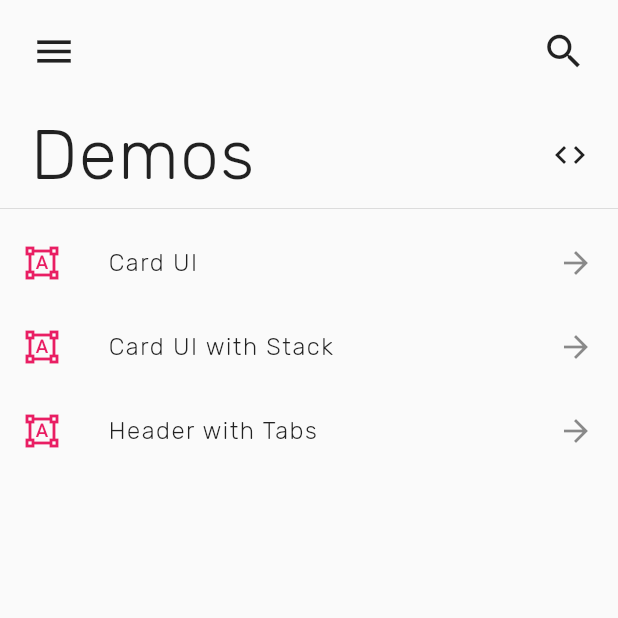
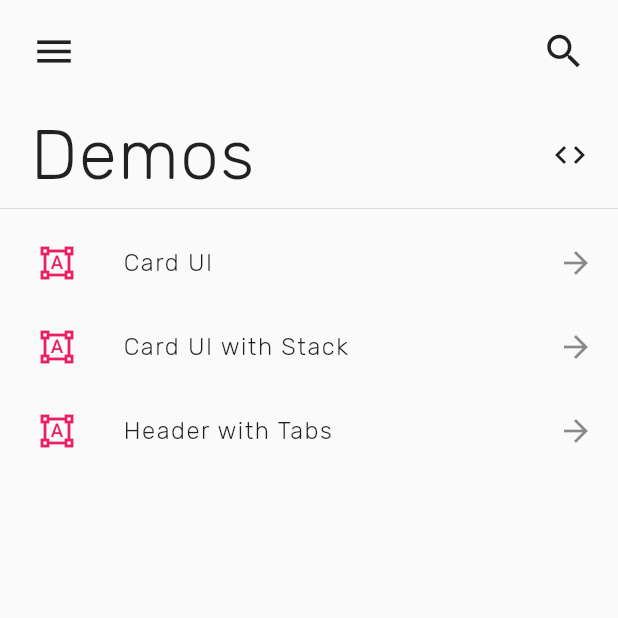
Before and after one commit to 72/Learning-Flutter, a Flutter app: the screen it shows after launch, on a phone screen of 412 x 824 dp, the top half of it. Run offline on Flutter 3.47's test engine with Material 2 defaults, Android fonts, the phone set to English and light mode, and no system bars.

Commit message:
Added custom OptionListItem widget
First custom widget!

```diff
--- a/test_ui/lib/demo_list.dart
+++ b/test_ui/lib/demo_list.dart
@@ -10,22 +10,30 @@ class DemoList extends StatelessWidget {
     return Expanded(
       child: ListView(
         children: <Widget>[
-          FirstDemo(),
-          SecondDemo(),
-          ThirdDemo(),
+          OptionListItem( title: "Card UI", goTo: CardUIPage(), ),
+          OptionListItem( title: "Card UI with Stack", goTo: CardStackPage(), ),
+          OptionListItem( title: "Header with Tabs", goTo: TabsPage(), ),
         ],
       ),
     );
   }
 }
 
-class FirstDemo extends StatelessWidget {
+
+class OptionListItem extends StatelessWidget {
+  OptionListItem({this.title, this.goTo});
+
+  final String title;
+  final Widget goTo;
+
   @override
   Widget build(BuildContext context) {
-    return Container(
+    return Padding(
+      padding: const EdgeInsets.only(left: 10.0),
+      child: Container(
           child: ListTile(
             leading: Icon(Icons.format_shapes, color: Theme.of(context).accentColor),
-      title: Text("Card UI",
+            title: Text(title,
                 style: TextStyle(
                   // color: Colors.white,
                   fontSize: 16.0,
@@ -36,57 +44,13 @@ class FirstDemo extends StatelessWidget {
             trailing: Icon(Icons.arrow_forward),
             onTap: () => Navigator.push(context,
                     MaterialPageRoute<void>(builder: (BuildContext context) {
-            return CardUIPage();
+                  return goTo;
                 })),
-    ));
+      )),
+    );
   }
 }
 
-class SecondDemo extends StatelessWidget {
-  @override
-  Widget build(BuildContext context) {
-    return Container(
-        child: ListTile(
-      leading: Icon(Icons.format_shapes, color: Theme.of(context).accentColor),
-      title: Text("Card UI with Stack",
-          style: TextStyle(
-            // color: Colors.white,
-            fontSize: 16.0,
-            fontFamily: 'Rubik',
-            fontWeight: FontWeight.w300,
-            letterSpacing: 1.0,
-          )),
-      trailing: Icon(Icons.arrow_forward),
-      onTap: () => Navigator.push(context,
-              MaterialPageRoute<void>(builder: (BuildContext context) {
-            return CardStackPage();
-          })),
-    ));
-  }
-}
-
-class ThirdDemo extends StatelessWidget {
-  @override
-  Widget build(BuildContext context) {
-    return Container(
-        child: ListTile(
-      leading: Icon(Icons.format_shapes, color: Theme.of(context).accentColor),
-      title: Text("Header with Tabs",
-          style: TextStyle(
-            // color: Colors.white,
-            fontSize: 16.0,
-            fontFamily: 'Rubik',
-            fontWeight: FontWeight.w300,
-            letterSpacing: 1.0,
-          )),
-      trailing: Icon(Icons.arrow_forward),
-      onTap: () => Navigator.push(context,
-              MaterialPageRoute<void>(builder: (BuildContext context) {
-            return TabsPage();
-          })),
-    ));
-  }
-}
 
 // Text("Info",
 // 				style: TextStyle(
--- a/test_ui/lib/main.dart
+++ b/test_ui/lib/main.dart
@@ -49,7 +49,8 @@ _themeTwo() =>
 	ThemeData(
 		// Brightness and Colors
 		brightness: Brightness.light,
-		primaryColor: Color.fromRGBO(30, 75, 90, 1),
+		//primaryColor: Color.fromRGBO(30, 75, 90, 1),
+		primaryColor: Colors.white,
 		accentColor: Colors.pink,
 		//backgroundColor: Color.fromRGBO(130, 130, 130, 1),
 		//scaffoldBackgroundColor: Color.fromRGBO(30, 30, 30, 1),
```
Lines whose indentation alone changed are shown as unchanged.
